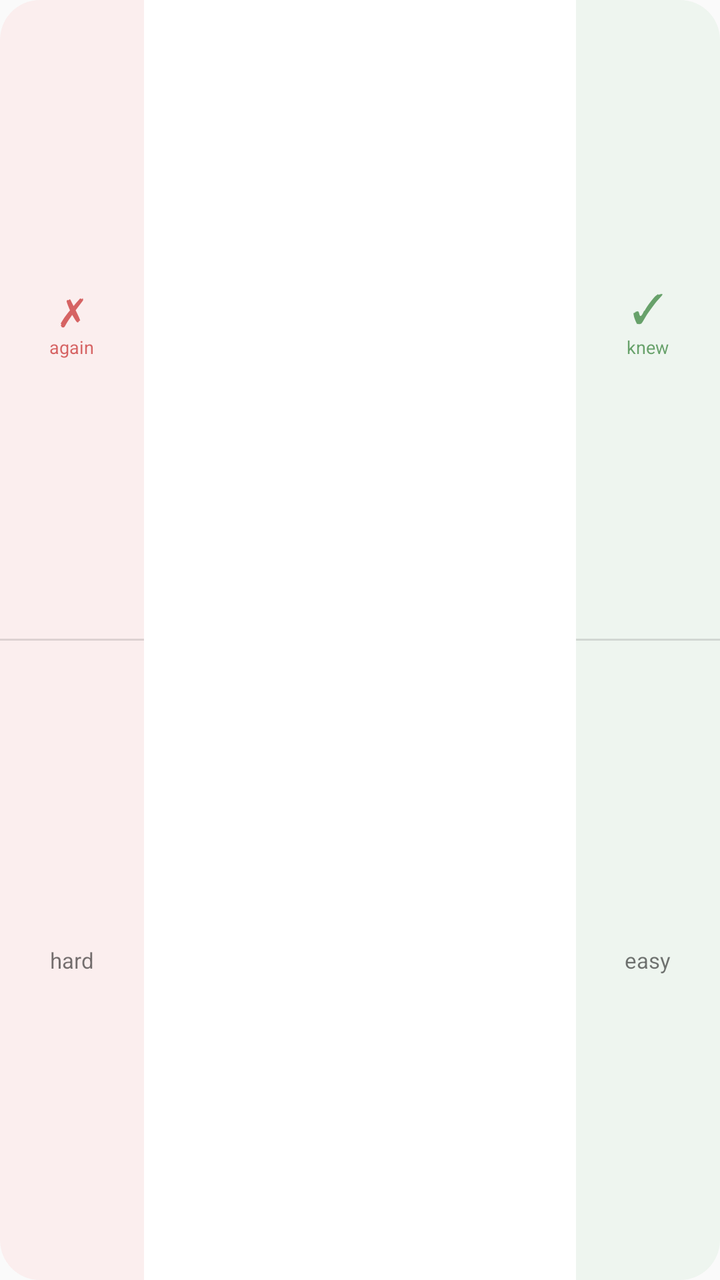
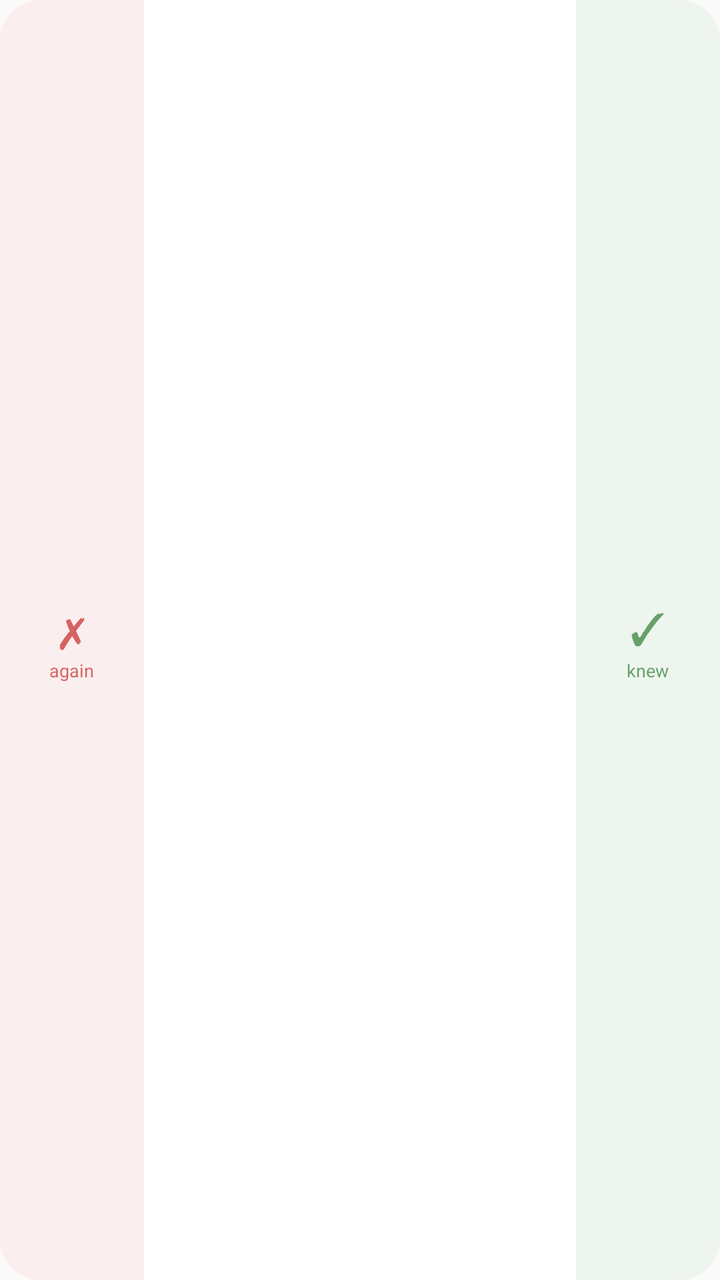

An Android layout rendered at two revisions. The XML below is the earlier revision; the diff shows what the commit changed to produce the second picture.
<!-- AndroidManifest.xml: application theme Theme.HanziDictionary -->
<!-- res/layout/widget_practice.xml -->
<?xml version="1.0" encoding="utf-8"?>
<LinearLayout xmlns:android="http://schemas.android.com/apk/res/android"
    android:layout_width="match_parent"
    android:layout_height="match_parent"
    android:background="@drawable/widget_background"
    android:orientation="horizontal">

    
    <LinearLayout
        android:layout_width="0dp"
        android:layout_height="match_parent"
        android:layout_weight="1"
        android:background="@drawable/widget_zone_miss"
        android:orientation="vertical">

        <LinearLayout
            android:id="@+id/zone_miss"
            android:layout_width="match_parent"
            android:layout_height="0dp"
            android:layout_weight="1"
            android:gravity="center"
            android:orientation="vertical">

            <TextView
                android:layout_width="wrap_content"
                android:layout_height="wrap_content"
                android:contentDescription="Didn't know it"
                android:text="✗"
                android:textColor="@color/widget_icon_miss"
                android:textSize="20sp" />

            <TextView
                android:layout_width="wrap_content"
                android:layout_height="wrap_content"
                android:text="again"
                android:textColor="@color/widget_icon_miss"
                android:textSize="9sp" />
        </LinearLayout>

        
        <TextView
            android:layout_width="match_parent"
            android:layout_height="1dp"
            android:background="@color/widget_divider" />

        <LinearLayout
            android:id="@+id/zone_hard"
            android:layout_width="match_parent"
            android:layout_height="0dp"
            android:layout_weight="1"
            android:contentDescription="Knew it, but barely"
            android:gravity="center"
            android:orientation="vertical">

            <TextView
                android:layout_width="wrap_content"
                android:layout_height="wrap_content"
                android:text="hard"
                android:textColor="@color/widget_text_muted"
                android:textSize="11sp" />
        </LinearLayout>
    </LinearLayout>

    <LinearLayout
        android:id="@+id/zone_card"
        android:layout_width="0dp"
        android:layout_height="match_parent"
        android:layout_weight="3"
        android:gravity="center"
        android:orientation="vertical"
        android:paddingStart="6dp"
        android:paddingEnd="6dp">

        <TextView
            android:id="@+id/widget_card"
            android:layout_width="wrap_content"
            android:layout_height="wrap_content"
            android:maxLines="1"
            android:textColor="@color/widget_text"
            android:textSize="38sp" />

        
        <TextView
            android:id="@+id/widget_echo"
            android:layout_width="match_parent"
            android:layout_height="wrap_content"
            android:layout_marginTop="2dp"
            android:ellipsize="end"
            android:gravity="center"
            android:maxLines="2"
            android:textColor="@color/widget_text_muted"
            android:textSize="11sp" />
    </LinearLayout>

    
    <LinearLayout
        android:layout_width="0dp"
        android:layout_height="match_parent"
        android:layout_weight="1"
        android:background="@drawable/widget_zone_knew"
        android:orientation="vertical">

        <LinearLayout
            android:id="@+id/zone_knew"
            android:layout_width="match_parent"
            android:layout_height="0dp"
            android:layout_weight="1"
            android:gravity="center"
            android:orientation="vertical">

            <TextView
                android:layout_width="wrap_content"
                android:layout_height="wrap_content"
                android:contentDescription="Knew it"
                android:text="✓"
                android:textColor="@color/widget_icon_knew"
                android:textSize="20sp" />

            <TextView
                android:layout_width="wrap_content"
                android:layout_height="wrap_content"
                android:text="knew"
                android:textColor="@color/widget_icon_knew"
                android:textSize="9sp" />
        </LinearLayout>

        
        <TextView
            android:layout_width="match_parent"
            android:layout_height="1dp"
            android:background="@color/widget_divider" />

        <LinearLayout
            android:id="@+id/zone_easy"
            android:layout_width="match_parent"
            android:layout_height="0dp"
            android:layout_weight="1"
            android:contentDescription="Knew it easily"
            android:gravity="center"
            android:orientation="vertical">

            <TextView
                android:layout_width="wrap_content"
                android:layout_height="wrap_content"
                android:text="easy"
                android:textColor="@color/widget_text_muted"
                android:textSize="11sp" />
        </LinearLayout>
    </LinearLayout>
</LinearLayout>
<!-- resources referenced by this layout -->
<resources>
  <color name="widget_divider">#1F000000</color>
  <color name="widget_icon_knew">#B32E7D32</color>
  <color name="widget_icon_miss">#B3C62828</color>
  <color name="widget_text">#DE000000</color>
  <color name="widget_text_muted">#8A000000</color>
  <!-- drawable widget_background (drawable) -->
  <?xml version="1.0" encoding="utf-8"?>
  <shape xmlns:android="http://schemas.android.com/apk/res/android" android:shape="rectangle">
      <solid android:color="@color/widget_background" />
      <corners android:radius="20dp" />
  </shape>
  <!-- drawable widget_zone_knew (drawable) -->
  <?xml version="1.0" encoding="utf-8"?>
  <shape xmlns:android="http://schemas.android.com/apk/res/android" android:shape="rectangle">
      <solid android:color="@color/widget_zone_knew" />
      <corners
          android:bottomRightRadius="20dp"
          android:topRightRadius="20dp" />
  </shape>
  <!-- drawable widget_zone_miss (drawable) -->
  <?xml version="1.0" encoding="utf-8"?>
  <shape xmlns:android="http://schemas.android.com/apk/res/android" android:shape="rectangle">
      <solid android:color="@color/widget_zone_miss" />
      <corners
          android:bottomLeftRadius="20dp"
          android:topLeftRadius="20dp" />
  </shape>
  <style name="Theme.HanziDictionary" parent="android:Theme.Material.Light.NoActionBar" />
  <color name="widget_background">#F2FFFFFF</color>
  <color name="widget_zone_knew">#142E7D32</color>
  <color name="widget_zone_miss">#14C62828</color>
</resources>

<!-- the commit's change to res/layout/widget_practice.xml (unified diff, before → after) -->
@@ -7,58 +7,28 @@
 
     
     <LinearLayout
+        android:id="@+id/zone_miss"
         android:layout_width="0dp"
         android:layout_height="match_parent"
         android:layout_weight="1"
         android:background="@drawable/widget_zone_miss"
+        android:gravity="center"
         android:orientation="vertical">
 
-        <LinearLayout
-            android:id="@+id/zone_miss"
-            android:layout_width="match_parent"
-            android:layout_height="0dp"
-            android:layout_weight="1"
-            android:gravity="center"
-            android:orientation="vertical">
+        <TextView
+            android:layout_width="wrap_content"
+            android:layout_height="wrap_content"
+            android:contentDescription="Didn't know it"
+            android:text="✗"
+            android:textColor="@color/widget_icon_miss"
+            android:textSize="22sp" />
 
-            <TextView
-                android:layout_width="wrap_content"
-                android:layout_height="wrap_content"
-                android:contentDescription="Didn't know it"
-                android:text="✗"
-                android:textColor="@color/widget_icon_miss"
-                android:textSize="20sp" />
-
-            <TextView
-                android:layout_width="wrap_content"
-                android:layout_height="wrap_content"
-                android:text="again"
-                android:textColor="@color/widget_icon_miss"
-                android:textSize="9sp" />
-        </LinearLayout>
-
-        
         <TextView
-            android:layout_width="match_parent"
-            android:layout_height="1dp"
-            android:background="@color/widget_divider" />
-
-        <LinearLayout
-            android:id="@+id/zone_hard"
-            android:layout_width="match_parent"
-            android:layout_height="0dp"
-            android:layout_weight="1"
-            android:contentDescription="Knew it, but barely"
-            android:gravity="center"
-            android:orientation="vertical">
-
-            <TextView
-                android:layout_width="wrap_content"
-                android:layout_height="wrap_content"
-                android:text="hard"
-                android:textColor="@color/widget_text_muted"
-                android:textSize="11sp" />
-        </LinearLayout>
+            android:layout_width="wrap_content"
+            android:layout_height="wrap_content"
+            android:text="again"
+            android:textColor="@color/widget_icon_miss"
+            android:textSize="9sp" />
     </LinearLayout>
 
     <LinearLayout
@@ -94,57 +64,27 @@
 
     
     <LinearLayout
+        android:id="@+id/zone_knew"
         android:layout_width="0dp"
         android:layout_height="match_parent"
         android:layout_weight="1"
         android:background="@drawable/widget_zone_knew"
+        android:gravity="center"
         android:orientation="vertical">
 
-        <LinearLayout
-            android:id="@+id/zone_knew"
-            android:layout_width="match_parent"
-            android:layout_height="0dp"
-            android:layout_weight="1"
-            android:gravity="center"
-            android:orientation="vertical">
+        <TextView
+            android:layout_width="wrap_content"
+            android:layout_height="wrap_content"
+            android:contentDescription="Knew it"
+            android:text="✓"
+            android:textColor="@color/widget_icon_knew"
+            android:textSize="22sp" />
 
-            <TextView
-                android:layout_width="wrap_content"
-                android:layout_height="wrap_content"
-                android:contentDescription="Knew it"
-                android:text="✓"
-                android:textColor="@color/widget_icon_knew"
-                android:textSize="20sp" />
-
-            <TextView
-                android:layout_width="wrap_content"
-                android:layout_height="wrap_content"
-                android:text="knew"
-                android:textColor="@color/widget_icon_knew"
-                android:textSize="9sp" />
-        </LinearLayout>
-
-        
         <TextView
-            android:layout_width="match_parent"
-            android:layout_height="1dp"
-            android:background="@color/widget_divider" />
-
-        <LinearLayout
-            android:id="@+id/zone_easy"
-            android:layout_width="match_parent"
-            android:layout_height="0dp"
-            android:layout_weight="1"
-            android:contentDescription="Knew it easily"
-            android:gravity="center"
-            android:orientation="vertical">
-
-            <TextView
-                android:layout_width="wrap_content"
-                android:layout_height="wrap_content"
-                android:text="easy"
-                android:textColor="@color/widget_text_muted"
-                android:textSize="11sp" />
-        </LinearLayout>
+            android:layout_width="wrap_content"
+            android:layout_height="wrap_content"
+            android:text="knew"
+            android:textColor="@color/widget_icon_knew"
+            android:textSize="9sp" />
     </LinearLayout>
 </LinearLayout>
<!-- resource entries referenced after the edit -->
@@ -1,6 +1,5 @@
 <!-- resources referenced by this layout -->
 <resources>
-  <color name="widget_divider">#1F000000</color>
   <color name="widget_icon_knew">#B32E7D32</color>
   <color name="widget_icon_miss">#B3C62828</color>
   <color name="widget_text">#DE000000</color>
